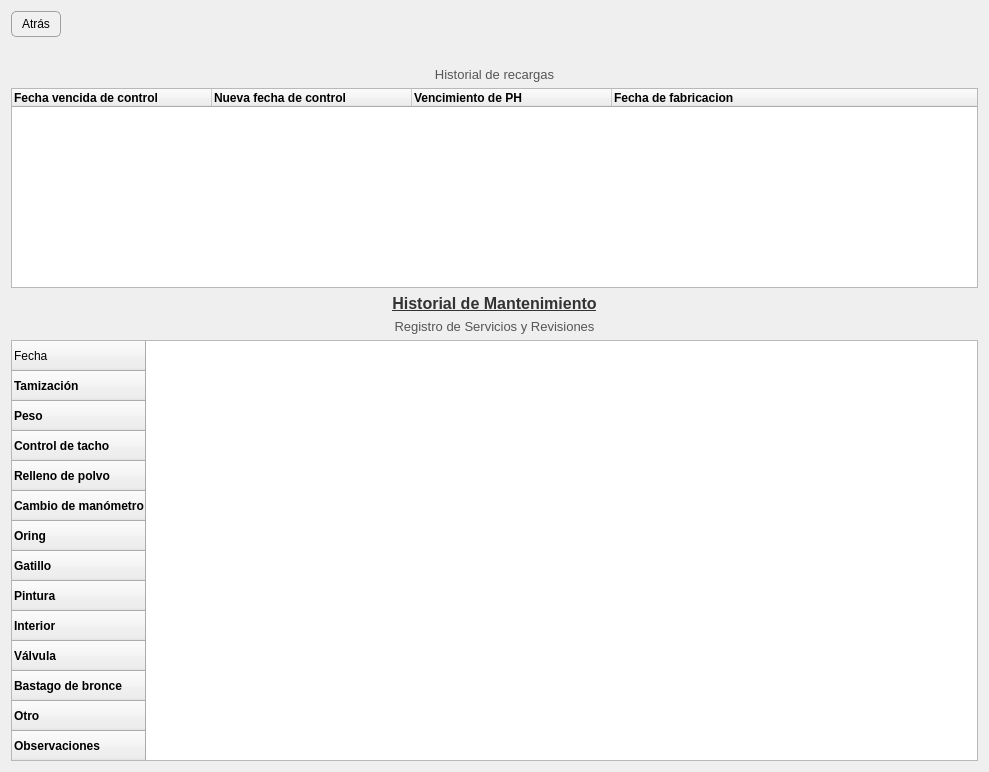
This is resources/ui/ext_details.ui in Julian2455/beatmat as Qt 5 draws it before an edit. The edited form follows.
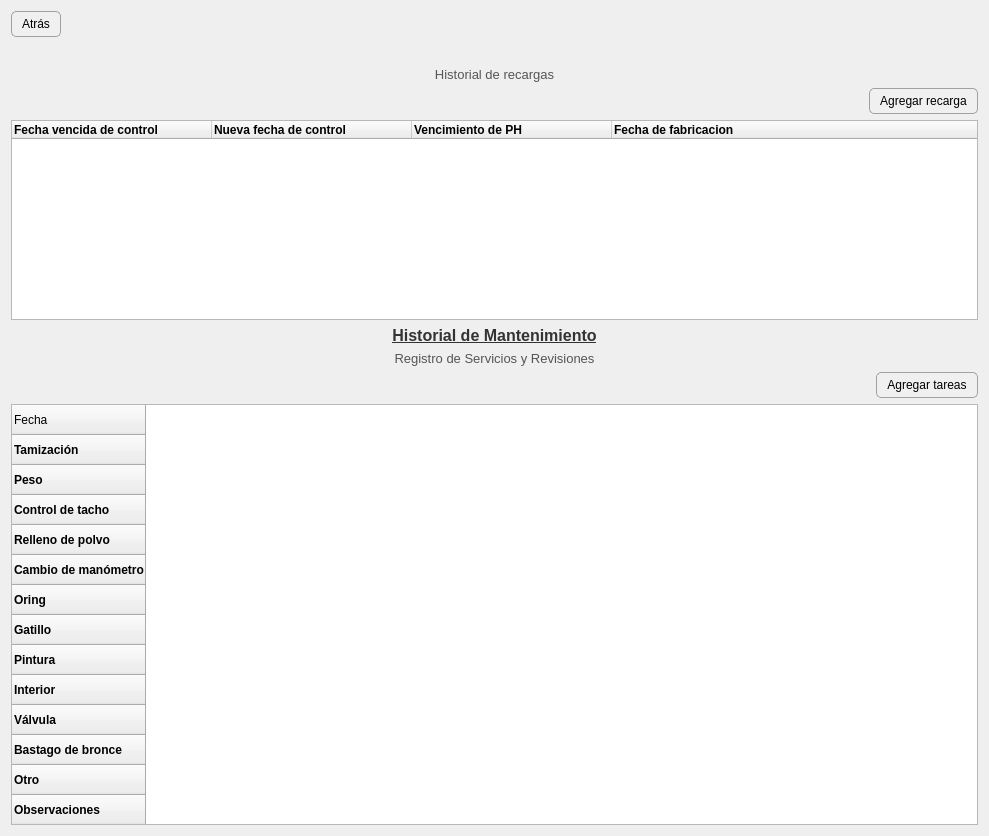
This is the edited form.

Commit message: formulario de tareas

```diff
--- a/resources/ui/ext_details.ui
+++ b/resources/ui/ext_details.ui
@@ -89,6 +89,39 @@
      </property>
     </widget>
    </item>
+   <item>
+    <layout class="QHBoxLayout" name="horizontalLayout_2">
+     <item>
+      <spacer name="horizontalSpacer_2">
+       <property name="orientation">
+        <enum>Qt::Horizontal</enum>
+       </property>
+       <property name="sizeHint" stdset="0">
+        <size>
+         <width>40</width>
+         <height>20</height>
+        </size>
+       </property>
+      </spacer>
+     </item>
+     <item>
+      <widget class="QPushButton" name="btnAgregarRecarga">
+       <property name="styleSheet">
+        <string notr="true">
+color: black; 
+background-color: #f0f0f0; 
+border: 1px solid #a0a0a0; 
+border-radius: 5px; 
+padding: 5px 10px;
+</string>
+       </property>
+       <property name="text">
+        <string>Agregar recarga</string>
+       </property>
+      </widget>
+     </item>
+    </layout>
+   </item>
    <item>
     <widget class="QTableWidget" name="tableWidgetExtintores">
      <property name="sizePolicy">
@@ -241,6 +274,39 @@
      </property>
     </widget>
    </item>
+   <item>
+    <layout class="QHBoxLayout" name="horizontalLayout_3">
+     <item>
+      <spacer name="horizontalSpacer_3">
+       <property name="orientation">
+        <enum>Qt::Horizontal</enum>
+       </property>
+       <property name="sizeHint" stdset="0">
+        <size>
+         <width>40</width>
+         <height>20</height>
+        </size>
+       </property>
+      </spacer>
+     </item>
+     <item>
+      <widget class="QPushButton" name="btnAgregarTareas">
+       <property name="styleSheet">
+        <string notr="true">
+color: black; 
+background-color: #f0f0f0; 
+border: 1px solid #a0a0a0; 
+border-radius: 5px; 
+padding: 5px 10px;
+</string>
+       </property>
+       <property name="text">
+        <string>Agregar tareas</string>
+       </property>
+      </widget>
+     </item>
+    </layout>
+   </item>
    <item>
     <widget class="QTableWidget" name="tableWidgetTareas">
      <property name="sizePolicy">
```
The commit also changes 7 other files.
